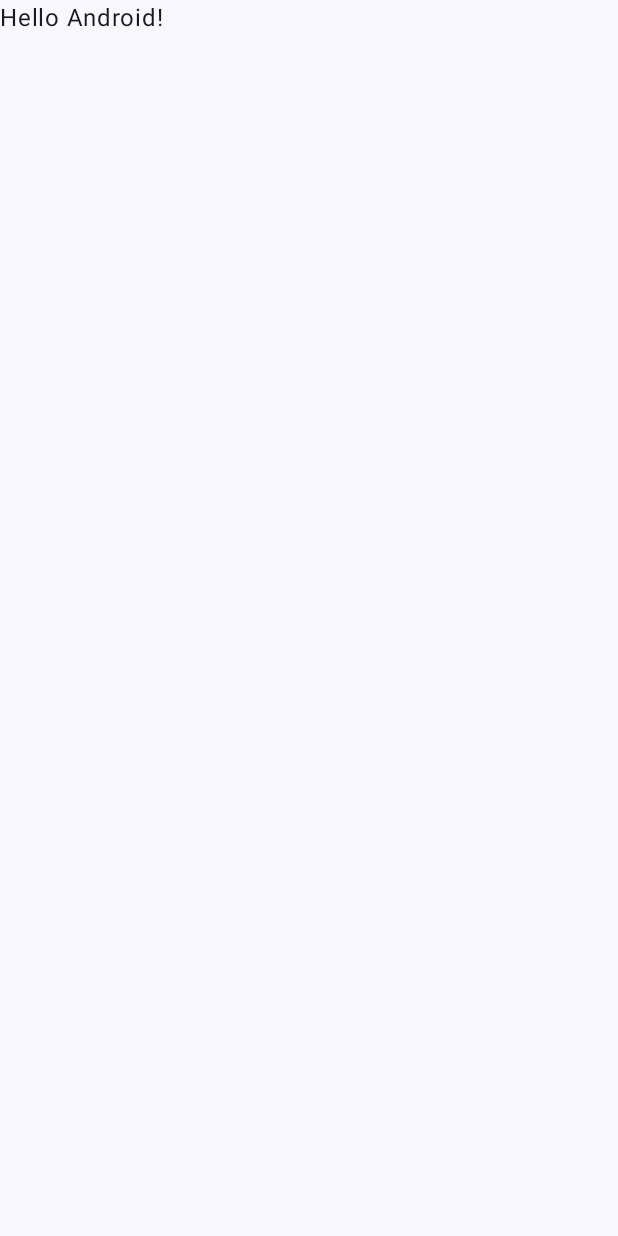
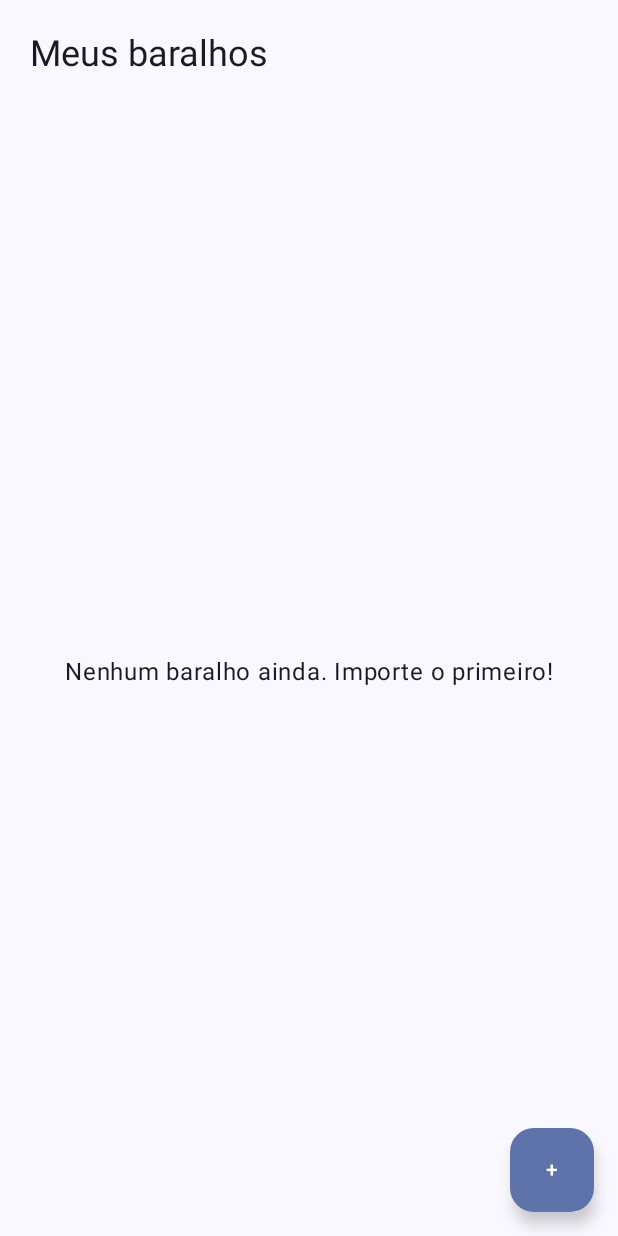
Before and after one commit to crisgdo/FlashLang, an Android app built with Jetpack Compose: the screen it shows after launch (MainActivity), on a phone screen of 412 x 824 dp. Before the commit the screen is almost empty. Run offline under Robolectric (Android 15) with nearby library versions, the phone set to English and light mode, and no system bars; our stand-ins replace Room's generated code.

Commit message:
Tela inicial com lista de baralhos e navegação

```diff
--- a/app/build.gradle.kts
+++ b/app/build.gradle.kts
@@ -48,6 +48,7 @@ dependencies {
     implementation(libs.androidx.core.ktx)
     implementation(libs.androidx.lifecycle.runtime.ktx)
     implementation(libs.androidx.lifecycle.viewmodel.compose)
+    implementation(libs.androidx.navigation.compose)
     implementation(libs.androidx.room.runtime)
     implementation(libs.androidx.room.ktx)
     implementation(libs.kotlinx.serialization.json)
--- a/app/src/main/AndroidManifest.xml
+++ b/app/src/main/AndroidManifest.xml
@@ -3,6 +3,7 @@
     xmlns:tools="http://schemas.android.com/tools">
 
     <application
+        android:name=".FlashLangApplication"
         android:allowBackup="true"
         android:dataExtractionRules="@xml/data_extraction_rules"
         android:fullBackupContent="@xml/backup_rules"
--- /dev/null
+++ b/app/src/main/java/com/cristiano/flashlang/FlashLangApplication.kt
@@ -0,0 +1,14 @@
+package com.cristiano.flashlang
+
+import android.app.Application
+import androidx.room.Room
+import com.cristiano.flashlang.data.local.AppDatabase
+import com.cristiano.flashlang.data.repository.DeckRepository
+
+class FlashLangApplication : Application() {
+    val database: AppDatabase by lazy {
+        Room.databaseBuilder(this, AppDatabase::class.java, "flashlang.db").build()
+    }
+
+    val deckRepository: DeckRepository by lazy { DeckRepository(database.deckDao()) }
+}
--- a/app/src/main/java/com/cristiano/flashlang/MainActivity.kt
+++ b/app/src/main/java/com/cristiano/flashlang/MainActivity.kt
@@ -4,14 +4,8 @@ import android.os.Bundle
 import androidx.activity.ComponentActivity
 import androidx.activity.compose.setContent
 import androidx.activity.enableEdgeToEdge
-import androidx.compose.foundation.layout.fillMaxSize
-import androidx.compose.foundation.layout.padding
-import androidx.compose.material3.Scaffold
-import androidx.compose.material3.Text
-import androidx.compose.runtime.Composable
-import androidx.compose.ui.Modifier
-import androidx.compose.ui.tooling.preview.Preview
 import com.cristiano.flashlang.ui.theme.FlashLangTheme
+import com.cristiano.flashlang.ui.navigation.FlashLangNavHost
 
 class MainActivity : ComponentActivity() {
     override fun onCreate(savedInstanceState: Bundle?) {
@@ -19,29 +13,8 @@ class MainActivity : ComponentActivity() {
         enableEdgeToEdge()
         setContent {
             FlashLangTheme {
-                Scaffold(modifier = Modifier.fillMaxSize()) { innerPadding ->
-                    Greeting(
-                        name = "Android",
-                        modifier = Modifier.padding(innerPadding)
-                    )
-                }
+                FlashLangNavHost((application as FlashLangApplication).deckRepository)
             }
         }
     }
 }
-
-@Composable
-fun Greeting(name: String, modifier: Modifier = Modifier) {
-    Text(
-        text = "Hello $name!",
-        modifier = modifier
-    )
-}
-
-@Preview(showBackground = true)
-@Composable
-fun GreetingPreview() {
-    FlashLangTheme {
-        Greeting("Android")
-    }
-}
--- a/app/src/main/java/com/cristiano/flashlang/data/local/DeckDao.kt
+++ b/app/src/main/java/com/cristiano/flashlang/data/local/DeckDao.kt
@@ -8,6 +8,7 @@ import androidx.room.Transaction
 import com.cristiano.flashlang.data.model.Card
 import com.cristiano.flashlang.data.model.Deck
 import com.cristiano.flashlang.data.model.DeckWithCards
+import com.cristiano.flashlang.data.model.DeckListItem
 import kotlinx.coroutines.flow.Flow
 
 @Dao
@@ -28,6 +29,9 @@ interface DeckDao {
     @Query("SELECT * FROM decks ORDER BY createdAt DESC")
     fun observeDecks(): Flow<List<Deck>>
 
+    @Query("SELECT decks.*, (SELECT COUNT(*) FROM cards WHERE cards.deckId = decks.id) AS cardCount FROM decks ORDER BY createdAt DESC")
+    fun observeDecksWithCardCount(): Flow<List<DeckListItem>>
+
     @Query("SELECT * FROM decks ORDER BY createdAt DESC")
     suspend fun getDecks(): List<Deck>
 
--- a/app/src/main/java/com/cristiano/flashlang/data/repository/DeckRepository.kt
+++ b/app/src/main/java/com/cristiano/flashlang/data/repository/DeckRepository.kt
@@ -3,6 +3,7 @@ package com.cristiano.flashlang.data.repository
 import com.cristiano.flashlang.data.local.DeckDao
 import com.cristiano.flashlang.data.model.Card
 import com.cristiano.flashlang.data.model.Deck
+import com.cristiano.flashlang.data.model.DeckListItem
 import kotlinx.coroutines.flow.Flow
 
 class DeckRepository(private val deckDao: DeckDao) {
@@ -10,6 +11,8 @@ class DeckRepository(private val deckDao: DeckDao) {
         deckDao.insertDeckWithCards(deck, cards)
 
     fun observeDecks(): Flow<List<Deck>> = deckDao.observeDecks()
+
+    fun observeDecksWithCardCount(): Flow<List<DeckListItem>> = deckDao.observeDecksWithCardCount()
 
     suspend fun getDecks(): List<Deck> = deckDao.getDecks()
 
--- /dev/null
+++ b/app/src/main/java/com/cristiano/flashlang/ui/home/HomeScreen.kt
@@ -0,0 +1,99 @@
+package com.cristiano.flashlang.ui.home
+
+import androidx.compose.foundation.layout.Arrangement
+import androidx.compose.foundation.layout.Column
+import androidx.compose.foundation.layout.Row
+import androidx.compose.foundation.layout.fillMaxSize
+import androidx.compose.foundation.layout.fillMaxWidth
+import androidx.compose.foundation.layout.padding
+import androidx.compose.foundation.lazy.LazyColumn
+import androidx.compose.foundation.lazy.items
+import androidx.compose.material3.AlertDialog
+import androidx.compose.material3.Card
+import androidx.compose.material3.FloatingActionButton
+import androidx.compose.material3.IconButton
+import androidx.compose.material3.MaterialTheme
+import androidx.compose.material3.Scaffold
+import androidx.compose.material3.Text
+import androidx.compose.material3.TextButton
+import androidx.compose.runtime.Composable
+import androidx.compose.runtime.collectAsState
+import androidx.compose.runtime.getValue
+import androidx.compose.runtime.mutableStateOf
+import androidx.compose.runtime.remember
+import androidx.compose.runtime.setValue
+import androidx.compose.ui.Alignment
+import androidx.compose.ui.Modifier
+import androidx.compose.ui.semantics.contentDescription
+import androidx.compose.ui.semantics.semantics
+import androidx.compose.ui.unit.dp
+import com.cristiano.flashlang.data.model.DeckListItem
+
+@Composable
+fun HomeScreen(viewModel: HomeViewModel, onImportClick: () -> Unit) {
+    val decks by viewModel.decks.collectAsState()
+    var deckToDelete by remember { mutableStateOf<DeckListItem?>(null) }
+
+    Scaffold(
+        topBar = { Text("Meus baralhos", style = MaterialTheme.typography.headlineSmall, modifier = Modifier.padding(20.dp)) },
+        floatingActionButton = {
+            FloatingActionButton(onClick = onImportClick) { Text("+") }
+        },
+    ) { padding ->
+        if (decks.isEmpty()) {
+            Column(
+                modifier = Modifier.fillMaxSize().padding(padding).padding(24.dp),
+                horizontalAlignment = Alignment.CenterHorizontally,
+                verticalArrangement = Arrangement.Center,
+            ) {
+                Text("Nenhum baralho ainda. Importe o primeiro!", style = MaterialTheme.typography.bodyLarge)
+            }
+        } else {
+            LazyColumn(
+                modifier = Modifier.fillMaxSize().padding(padding),
+                contentPadding = androidx.compose.foundation.layout.PaddingValues(16.dp),
+                verticalArrangement = Arrangement.spacedBy(12.dp),
+            ) {
+                items(decks, key = { it.deck.id }) { item ->
+                    DeckRow(item = item, onDelete = { deckToDelete = item })
+                }
+            }
+        }
+    }
+
+    deckToDelete?.let { item ->
+        AlertDialog(
+            onDismissRequest = { deckToDelete = null },
+            title = { Text("Excluir baralho?") },
+            text = { Text("O baralho ${item.deck.name} e seus cards serão excluídos.") },
+            confirmButton = {
+                TextButton(onClick = { viewModel.deleteDeck(item.deck.id); deckToDelete = null }) { Text("Excluir") }
+            },
+            dismissButton = { TextButton(onClick = { deckToDelete = null }) { Text("Cancelar") } },
+        )
+    }
+}
+
+@Composable
+private fun DeckRow(item: DeckListItem, onDelete: () -> Unit) {
+    Card(modifier = Modifier.fillMaxWidth()) {
+        Row(
+            modifier = Modifier.fillMaxWidth().padding(start = 16.dp, top = 12.dp, bottom = 12.dp, end = 8.dp),
+            verticalAlignment = Alignment.CenterVertically,
+        ) {
+            Column(modifier = Modifier.weight(1f), verticalArrangement = Arrangement.spacedBy(4.dp)) {
+                Text(item.deck.name, style = MaterialTheme.typography.titleMedium)
+                Text("${languageName(item.deck.language)} · ${item.cardCount} cards", style = MaterialTheme.typography.bodyMedium)
+            }
+            IconButton(onClick = onDelete) {
+                Text("🗑", modifier = Modifier.semantics { contentDescription = "Excluir ${item.deck.name}" })
+            }
+        }
+    }
+}
+
+private fun languageName(language: String): String = when (language) {
+    "en" -> "Inglês"
+    "es" -> "Espanhol"
+    else -> language
+}
--- /dev/null
+++ b/app/src/main/java/com/cristiano/flashlang/ui/home/HomeViewModel.kt
@@ -0,0 +1,28 @@
+package com.cristiano.flashlang.ui.home
+
+import androidx.lifecycle.ViewModel
+import androidx.lifecycle.ViewModelProvider
+import androidx.lifecycle.viewModelScope
+import com.cristiano.flashlang.data.model.DeckListItem
+import com.cristiano.flashlang.data.repository.DeckRepository
+import kotlinx.coroutines.flow.SharingStarted
+import kotlinx.coroutines.flow.StateFlow
+import kotlinx.coroutines.flow.stateIn
+import kotlinx.coroutines.launch
+
+class HomeViewModel(private val repository: DeckRepository) : ViewModel() {
+    val decks: StateFlow<List<DeckListItem>> = repository.observeDecksWithCardCount()
+        .stateIn(viewModelScope, SharingStarted.WhileSubscribed(5_000), emptyList())
+
+    fun deleteDeck(deckId: Long) {
+        viewModelScope.launch { repository.deleteDeck(deckId) }
+    }
+
+    class Factory(private val repository: DeckRepository) : ViewModelProvider.Factory {
+        @Suppress("UNCHECKED_CAST")
+        override fun <T : ViewModel> create(modelClass: Class<T>): T {
+            require(modelClass.isAssignableFrom(HomeViewModel::class.java))
+            return HomeViewModel(repository) as T
+        }
+    }
+}
--- /dev/null
+++ b/app/src/main/java/com/cristiano/flashlang/ui/navigation/FlashLangNavHost.kt
@@ -0,0 +1,40 @@
+package com.cristiano.flashlang.ui.navigation
+
+import androidx.compose.foundation.layout.Box
+import androidx.compose.foundation.layout.fillMaxSize
+import androidx.compose.foundation.layout.padding
+import androidx.compose.material3.Scaffold
+import androidx.compose.material3.Text
+import androidx.compose.runtime.Composable
+import androidx.compose.ui.Alignment
+import androidx.compose.ui.Modifier
+import androidx.lifecycle.viewmodel.compose.viewModel
+import androidx.navigation.NavHostController
+import androidx.navigation.compose.NavHost
+import androidx.navigation.compose.composable
+import androidx.navigation.compose.rememberNavController
+import com.cristiano.flashlang.data.repository.DeckRepository
+import com.cristiano.flashlang.ui.home.HomeScreen
+import com.cristiano.flashlang.ui.home.HomeViewModel
+
+private object Routes {
+    const val HOME = "home"
+    const val IMPORT = "import"
+}
+
+@Composable
+fun FlashLangNavHost(repository: DeckRepository, navController: NavHostController = rememberNavController()) {
+    NavHost(navController = navController, startDestination = Routes.HOME) {
+        composable(Routes.HOME) {
+            val homeViewModel: HomeViewModel = viewModel(factory = HomeViewModel.Factory(repository))
+            HomeScreen(homeViewModel, onImportClick = { navController.navigate(Routes.IMPORT) })
+        }
+        composable(Routes.IMPORT) {
+            Scaffold { padding ->
+                Box(modifier = Modifier.fillMaxSize().padding(padding), contentAlignment = Alignment.Center) {
+                    Text("Importar baralho")
+                }
+            }
+        }
+    }
+}
--- a/gradle/libs.versions.toml
+++ b/gradle/libs.versions.toml
@@ -11,6 +11,7 @@ composeBom = "2026.02.01"
 room = "2.8.4"
 kotlinxSerialization = "1.9.0"
 lifecycle = "2.9.4"
+navigationCompose = "2.9.6"
 ksp = "2.2.10-2.0.2"
 
 [libraries]
@@ -33,6 +34,7 @@ androidx-room-ktx = { group = "androidx.room", name = "room-ktx", version.ref =
 androidx-room-compiler = { group = "androidx.room", name = "room-compiler", version.ref = "room" }
 kotlinx-serialization-json = { group = "org.jetbrains.kotlinx", name = "kotlinx-serialization-json", version.ref = "kotlinxSerialization" }
 androidx-lifecycle-viewmodel-compose = { group = "androidx.lifecycle", name = "lifecycle-viewmodel-compose", version.ref = "lifecycle" }
+androidx-navigation-compose = { group = "androidx.navigation", name = "navigation-compose", version.ref = "navigationCompose" }
 
 [plugins]
 android-application = { id = "com.android.application", version.ref = "agp" }
```
Also changed, not shown: app/src/main/java/com/cristiano/flashlang/data/model/DeckListItem.kt (added, +8 -0 lines), 1 other file.
